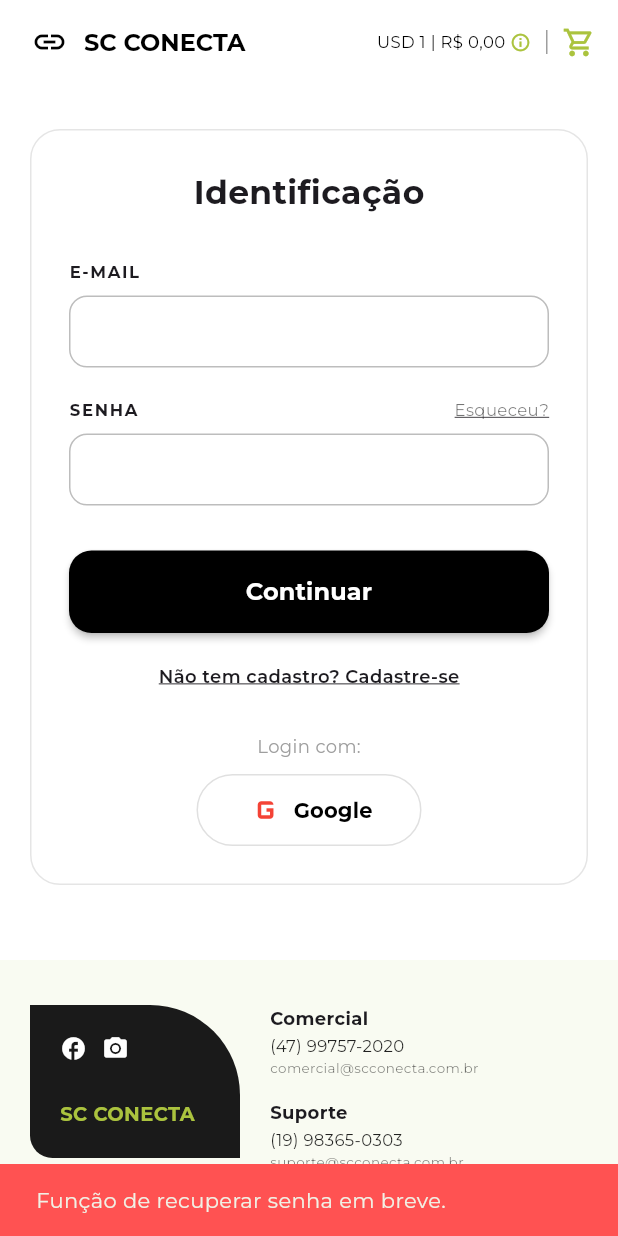
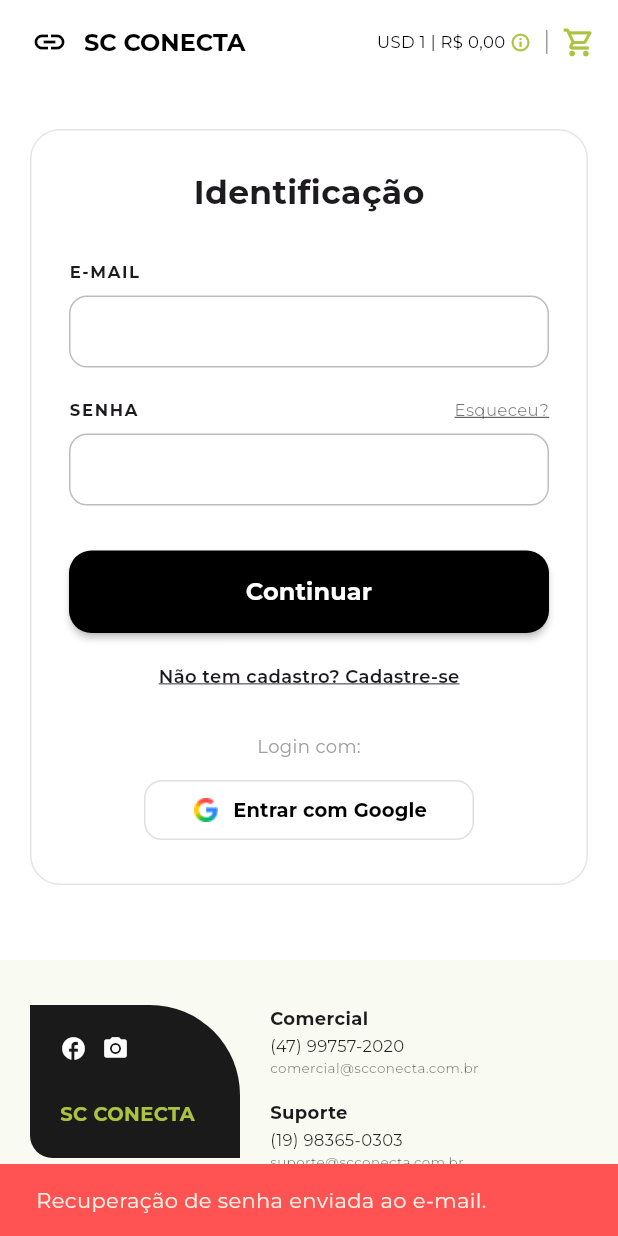
Before and after one commit to jrwippel/scconecta, a Flutter app: the screen it shows after launch, after a tap on "Esqueceu?", on a phone screen of 412 x 824 dp. Run offline on Flutter 3.47's test engine with Material 3 defaults, Android fonts, the phone set to English and light mode, and no system bars; our stand-ins replace cloud_firestore, device_info_plus, firebase_auth, firebase_core, google_fonts, google_sign_in and 3 more; accounts and stored records are empty; network calls fail.

Commit message:
feat: dignositoco

```diff
--- a/lib/screens/login_screen.dart
+++ b/lib/screens/login_screen.dart
@@ -3,7 +3,8 @@ import 'package:google_fonts/google_fonts.dart';
 import '../services/currency_service.dart';
 import '../services/auth_service.dart';
 import 'landing_screen.dart';
-import 'register_screen.dart'; // Certifique-se de ter criado este arquivo
+import 'register_screen.dart';
+import 'package:firebase_auth/firebase_auth.dart'; // Import necessário
 
 class LoginScreen extends StatefulWidget {
   const LoginScreen({super.key});
@@ -16,11 +17,10 @@ class _LoginScreenState extends State<LoginScreen> {
   final CurrencyService _currencyService = CurrencyService();
   final AuthService _authService = AuthService();
 
-  // Controladores para capturar o texto
   final TextEditingController _emailController = TextEditingController();
   final TextEditingController _passwordController = TextEditingController();
 
-  bool _isLoading = false; // Controla o estado de carregamento do botão
+  bool _isLoading = false;
 
   @override
   void dispose() {
@@ -29,7 +29,28 @@ class _LoginScreenState extends State<LoginScreen> {
     super.dispose();
   }
 
-  // Lógica de Autenticação
+  // NOVA LÓGICA: LOGIN COM GOOGLE
+  void _handleGoogleLogin() async {
+    setState(() => _isLoading = true);
+
+    // Chama o método que vamos adicionar no seu AuthService
+    UserCredential? userCred = await _authService.signInWithGoogle();
+
+    if (mounted) {
+      setState(() => _isLoading = false);
+
+      if (userCred != null) {
+        // Sucesso total
+        Navigator.pushReplacement(
+          context,
+          MaterialPageRoute(builder: (c) => const LandingPageScreen()),
+        );
+      } else {
+        _showSnackBar("Login com Google cancelado ou falhou.");
+      }
+    }
+  }
+
   void _handleLogin() async {
     final email = _emailController.text.trim();
     final password = _passwordController.text.trim();
@@ -40,20 +61,16 @@ class _LoginScreenState extends State<LoginScreen> {
     }
 
     setState(() => _isLoading = true);
-
     String? error = await _authService.login(email, password);
 
     if (mounted) {
       setState(() => _isLoading = false);
-
       if (error == null) {
-        // Login bem-sucedido
         Navigator.pushReplacement(
           context,
           MaterialPageRoute(builder: (c) => const LandingPageScreen()),
         );
       } else {
-        // Exibe erro do Firebase (ex: senha errada, usuário não encontrado)
         _showSnackBar(error);
       }
     }
@@ -110,7 +127,9 @@ class _LoginScreenState extends State<LoginScreen> {
           const SizedBox(width: 15),
         ],
       ),
-      body: SingleChildScrollView(
+      // Adicionado SafeArea para o S21
+      body: SafeArea(
+        child: SingleChildScrollView(
           child: Column(
             children: [
               const SizedBox(height: 30),
@@ -127,40 +146,26 @@ class _LoginScreenState extends State<LoginScreen> {
                       const Text("Identificação",
                           style: TextStyle(fontSize: 22, fontWeight: FontWeight.bold)),
                       const SizedBox(height: 30),
-
                       _buildField("E-MAIL", false, _emailController),
                       const SizedBox(height: 20),
                       _buildField("SENHA", true, _passwordController, showEsqueceu: true),
-
                       const SizedBox(height: 30),
 
-                    // Botão de ação com feedback de carregamento
                       _isLoading
                         ? const CircularProgressIndicator(color: Colors.black)
                         : _buildButton("Continuar", Colors.black, Colors.white, _handleLogin),
 
                       const SizedBox(height: 20),
-
-                    // Link para cadastro
                       GestureDetector(
-                      onTap: () {
-                        Navigator.push(
-                          context,
-                          MaterialPageRoute(builder: (c) => const RegisterScreen()),
-                        );
-                      },
+                        onTap: () => Navigator.push(context, MaterialPageRoute(builder: (c) => const RegisterScreen())),
                         child: const Text("Não tem cadastro? Cadastre-se",
-                          style: TextStyle(
-                              fontSize: 12,
-                              decoration: TextDecoration.underline,
-                              fontWeight: FontWeight.w600)),
+                            style: TextStyle(fontSize: 12, decoration: TextDecoration.underline, fontWeight: FontWeight.w600)),
                       ),
-
                       const SizedBox(height: 30),
                       const Text("Login com:", style: TextStyle(fontSize: 12, color: Colors.grey)),
                       const SizedBox(height: 10),
 
-                    // Botão Google
+                      // Botão Google Atualizado
                       _buildGoogleButton(),
                     ],
                   ),
@@ -169,6 +174,7 @@ class _LoginScreenState extends State<LoginScreen> {
               const SizedBox(height: 50),
               _buildFooter(cinzaFundoFooter, verdeOliva),
             ],
+          ),
         ),
       ),
     );
@@ -186,10 +192,7 @@ class _LoginScreenState extends State<LoginScreen> {
             Text(label, style: const TextStyle(fontSize: 11, fontWeight: FontWeight.bold, letterSpacing: 1.1)),
             if (showEsqueceu)
               GestureDetector(
-                onTap: () {
-                  // Aqui futuramente chamaremos o AuthService().resetPassword()
-                  _showSnackBar("Função de recuperar senha em breve.");
-                },
+                onTap: () => _showSnackBar("Recuperação de senha enviada ao e-mail."),
                 child: const Text("Esqueceu?",
                     style: TextStyle(fontSize: 11, decoration: TextDecoration.underline, color: Colors.black54)),
               ),
@@ -228,26 +231,36 @@ class _LoginScreenState extends State<LoginScreen> {
   }
 
   Widget _buildGoogleButton() {
-    return SizedBox(
-      width: 150,
+  return Container(
+    width: 220, // Aumentamos um pouco a largura total
     child: OutlinedButton(
-        onPressed: () => _showSnackBar("Login com Google em breve!"),
+      onPressed: _handleGoogleLogin,
       style: OutlinedButton.styleFrom(
         side: const BorderSide(color: Colors.black12),
-          shape: RoundedRectangleBorder(borderRadius: BorderRadius.circular(25)),
-          padding: const EdgeInsets.symmetric(vertical: 10),
+        shape: RoundedRectangleBorder(borderRadius: BorderRadius.circular(12)),
+        padding: const EdgeInsets.symmetric(vertical: 10, horizontal: 10),
       ),
-        child: const Row(
+      child: Row(
+        mainAxisSize: MainAxisSize.min, // Garante que o conteúdo não estique
         mainAxisAlignment: MainAxisAlignment.center,
         children: [
-            Icon(Icons.g_mobiledata, color: Colors.red, size: 28),
-            Text(" Google", style: TextStyle(color: Colors.black, fontWeight: FontWeight.bold)),
+          Image.asset('assets/images/google_logo.png', height: 20),
+          const SizedBox(width: 8),
+          const Flexible( // Isso impede o erro de "Pixels Overflow"
+            child: Text(
+              "Entrar com Google",
+              style: TextStyle(color: Colors.black, fontWeight: FontWeight.bold, fontSize: 13),
+              overflow: TextOverflow.ellipsis,
+            ),
+          ),
         ],
       ),
     ),
   );
 }
 
+
+  // ... Widget _buildFooter e _buildContactItem seguem iguais ...
   Widget _buildFooter(Color bg, Color verde) {
     return Container(
       color: bg,
--- a/pubspec.yaml
+++ b/pubspec.yaml
@@ -21,6 +21,11 @@ dependencies:
   firebase_auth: ^5.1.1
   cloud_firestore: ^5.0.2
   mask_text_input_formatter: ^2.9.0
+  google_sign_in: 6.2.1
+  carrier_info: 2.0.8
+  permission_handler: ^11.3.1
+  network_info_plus: ^6.0.0
+
 
 dev_dependencies:
   flutter_test:
```
Also changed, not shown: lib/screens/diagnostic_screen.dart (added, +135 -0 lines), lib/services/auth_service.dart (+33 -8 lines), lib/widgets/custom_app_bar.dart (+23 -4 lines), assets/images/google_logo.png (added), pubspec.lock, 7 other files. Lines whose indentation alone changed are shown as unchanged.
